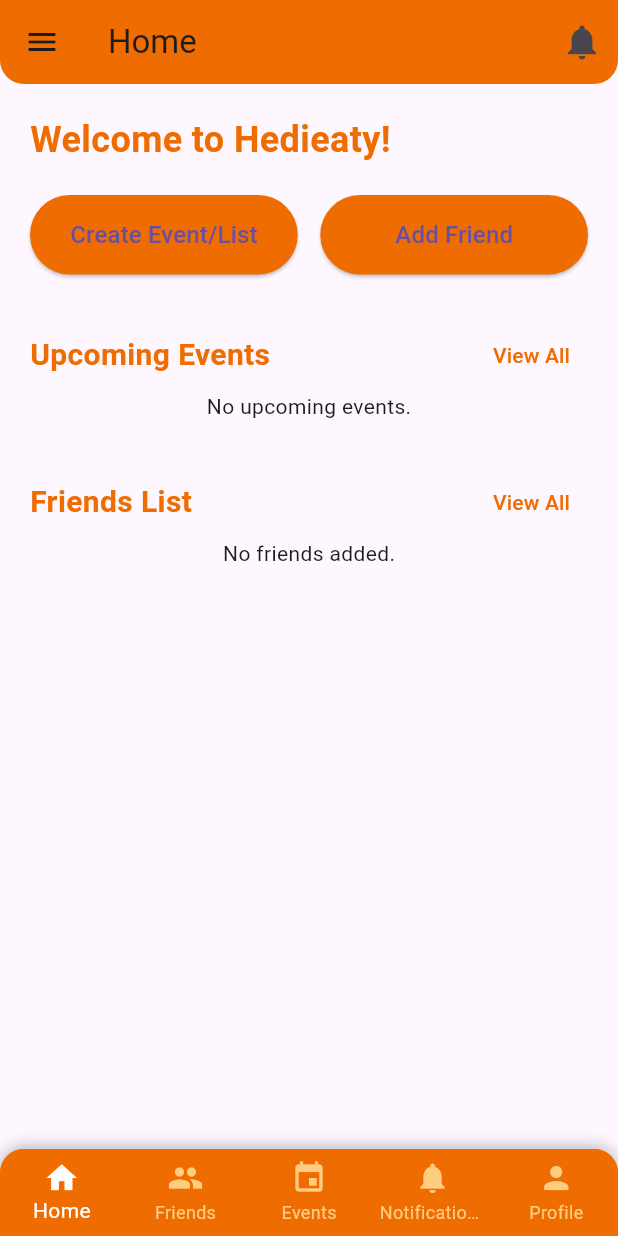
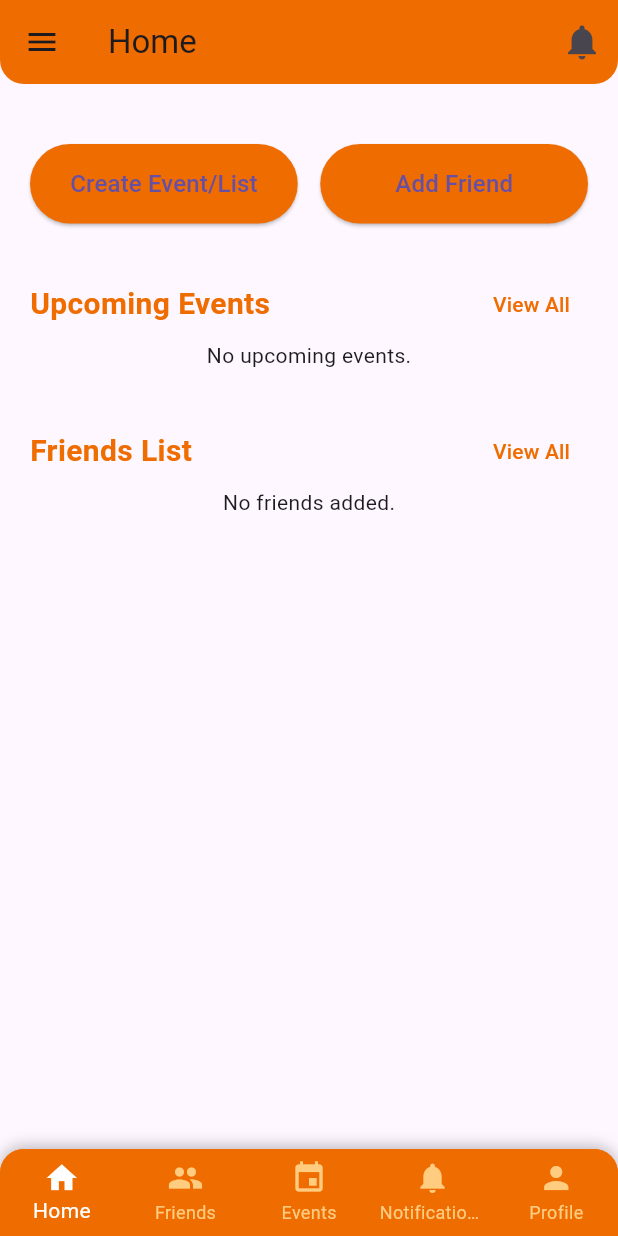
Before and after one commit to mal-elbakry18/Hedieaty, a Flutter app: the HomeScreen screen opened by its route, on a phone screen of 412 x 824 dp. Run offline on Flutter 3.47's test engine with Material 3 defaults, Android fonts, the phone set to English and light mode, and no system bars; our stand-ins replace cloud_firestore, firebase_auth, firebase_core, firebase_messaging, flutter_local_notifications, google_maps_flutter and 3 more; accounts and stored records are empty.

Commit message:
Update Screens and Widgets

```diff
--- a/hediaty/lib/view/screens/homeScreen.dart
+++ b/hediaty/lib/view/screens/homeScreen.dart
@@ -499,6 +499,8 @@ import '../widgets/section_header.dart';
 import '../widgets/custom_drawer.dart';
 
 class HomeScreen extends StatefulWidget {
+  const HomeScreen({super.key});
+
   @override
   _HomeScreenState createState() => _HomeScreenState();
 }
@@ -527,18 +529,18 @@ class _HomeScreenState extends State<HomeScreen> {
   Widget build(BuildContext context) {
     return Scaffold(
       appBar: PreferredSize(
-        preferredSize: Size.fromHeight(56), // Standard AppBar height
+        preferredSize: const Size.fromHeight(56), // Standard AppBar height
         child: ClipRRect(
-          borderRadius: BorderRadius.only(
+          borderRadius: const BorderRadius.only(
             bottomLeft: Radius.circular(16), // Rounded bottom corners
             bottomRight: Radius.circular(16),
           ),
           child: AppBar(
-            title: Text('Home'),
+            title: const Text('Home'),
             backgroundColor: Colors.orange[800],
             leading: Builder(
               builder: (context) => IconButton(
-                icon: Icon(Icons.menu),
+                icon: const Icon(Icons.menu),
                 onPressed: () => Scaffold.of(context).openDrawer(),
               ),
             ),
@@ -562,19 +564,19 @@ class _HomeScreenState extends State<HomeScreen> {
       ),
       drawer: CustomDrawer(), // Slide menu added here
       body: SingleChildScrollView(
-        padding: EdgeInsets.all(20),
+        padding: const EdgeInsets.all(20),
         child: Column(
           crossAxisAlignment: CrossAxisAlignment.start,
           children: [
-            Text(
+            /*Text(
               'Welcome to Hedieaty!',
               style: TextStyle(
                 fontSize: 24,
                 fontWeight: FontWeight.bold,
                 color: Colors.orange[800],
               ),
-            ),
-            SizedBox(height: 20),
+            ),*/
+            const SizedBox(height: 20),
 
             // Buttons Section
             Row(
@@ -588,15 +590,15 @@ class _HomeScreenState extends State<HomeScreen> {
                     },
                     style: ElevatedButton.styleFrom(
                       backgroundColor: Colors.orange[800],
-                      padding: EdgeInsets.symmetric(vertical: 15),
+                      padding: const EdgeInsets.symmetric(vertical: 15),
                     ),
-                    child: Text(
+                    child: const Text(
                       'Create Event/List',
                       style: TextStyle(fontSize: 16),
                     ),
                   ),
                 ),
-                SizedBox(width: 15),
+                const SizedBox(width: 15),
                 // Add Friend Button
                 Expanded(
                   child: ElevatedButton(
@@ -605,9 +607,9 @@ class _HomeScreenState extends State<HomeScreen> {
                     },
                     style: ElevatedButton.styleFrom(
                       backgroundColor: Colors.orange[800],
-                      padding: EdgeInsets.symmetric(vertical: 15),
+                      padding: const EdgeInsets.symmetric(vertical: 15),
                     ),
-                    child: Text(
+                    child: const Text(
                       'Add Friend',
                       style: TextStyle(fontSize: 16),
                     ),
@@ -615,30 +617,30 @@ class _HomeScreenState extends State<HomeScreen> {
                 ),
               ],
             ),
-            SizedBox(height: 30),
+            const SizedBox(height: 30),
 
             // Upcoming Events Widget
             SectionHeader(
               title: 'Upcoming Events',
               onViewAllPressed: () {
-                Navigator.pushNamed(context, '/allEvents');
+                Navigator.pushNamed(context, '/events');
               },
             ),
             FutureBuilder<List<Map<String, dynamic>>>(
               future: _upcomingEvents,
               builder: (context, snapshot) {
                 if (snapshot.connectionState == ConnectionState.waiting) {
-                  return Center(child: CircularProgressIndicator());
+                  return const Center(child: CircularProgressIndicator());
                 } else if (snapshot.hasError) {
                   return Center(child: Text('Error: ${snapshot.error}'));
                 } else if (snapshot.hasData && snapshot.data!.isEmpty) {
-                  return Center(child: Text('No upcoming events.'));
+                  return const Center(child: Text('No upcoming events.'));
                 } else {
                   final events = snapshot.data!;
                   return Column(
                     children: events.map((event) {
                       return Card(
-                        margin: EdgeInsets.only(bottom: 10),
+                        margin: const EdgeInsets.only(bottom: 10),
                         child: ListTile(
                           title: Text(event['name']),
                           subtitle: Text(event['date']),
@@ -650,7 +652,7 @@ class _HomeScreenState extends State<HomeScreen> {
                 }
               },
             ),
-            SizedBox(height: 30),
+            const SizedBox(height: 30),
 
             // Friends List Widget
             SectionHeader(
@@ -663,17 +665,17 @@ class _HomeScreenState extends State<HomeScreen> {
               future: _friendsList,
               builder: (context, snapshot) {
                 if (snapshot.connectionState == ConnectionState.waiting) {
-                  return Center(child: CircularProgressIndicator());
+                  return const Center(child: CircularProgressIndicator());
                 } else if (snapshot.hasError) {
                   return Center(child: Text('Error: ${snapshot.error}'));
                 } else if (snapshot.hasData && snapshot.data!.isEmpty) {
-                  return Center(child: Text('No friends added.'));
+                  return const Center(child: Text('No friends added.'));
                 } else {
                   final friends = snapshot.data!;
                   return Column(
                     children: friends.map((friend) {
                       return Card(
-                        margin: EdgeInsets.only(bottom: 10),
+                        margin: const EdgeInsets.only(bottom: 10),
                         child: ListTile(
                           title: Text(friend['name']),
                           trailing: Icon(Icons.person, color: Colors.orange[800]),
@@ -687,7 +689,7 @@ class _HomeScreenState extends State<HomeScreen> {
           ],
         ),
       ),
-      bottomNavigationBar: BottomNavBar(
+      bottomNavigationBar: const BottomNavBar(
         currentIndex: 0, // Highlight Home tab
       ),
     );
--- a/hediaty/lib/view/widgets/upcoming_events.dart
+++ b/hediaty/lib/view/widgets/upcoming_events.dart
@@ -2,6 +2,8 @@ import 'package:flutter/material.dart';
 import 'event_details.dart';
 
 class UpcomingEventsWidget extends StatelessWidget {
+  const UpcomingEventsWidget({super.key});
+
   @override
   Widget build(BuildContext context) {
     // Placeholder data for upcoming events
```
Also changed, not shown: hediaty/lib/main.dart (+32 -7 lines), hediaty/lib/view/screens/loginScreen.dart (+11 -9 lines), hediaty/lib/view/screens/signUpScreen.dart (+22 -20 lines).
